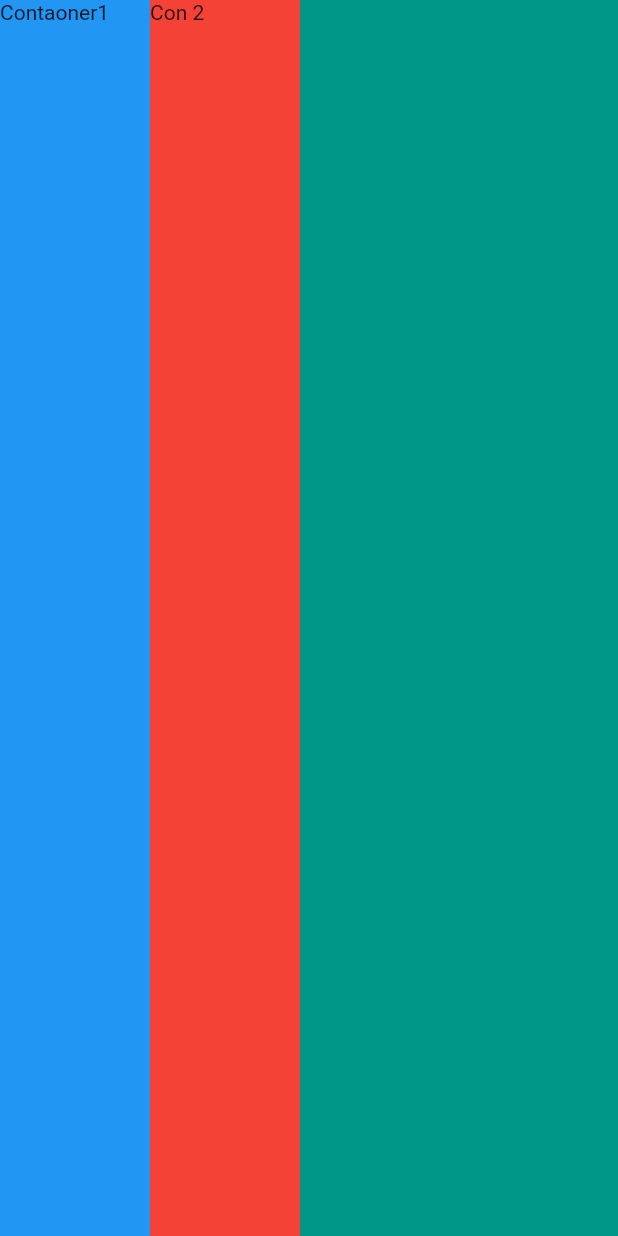
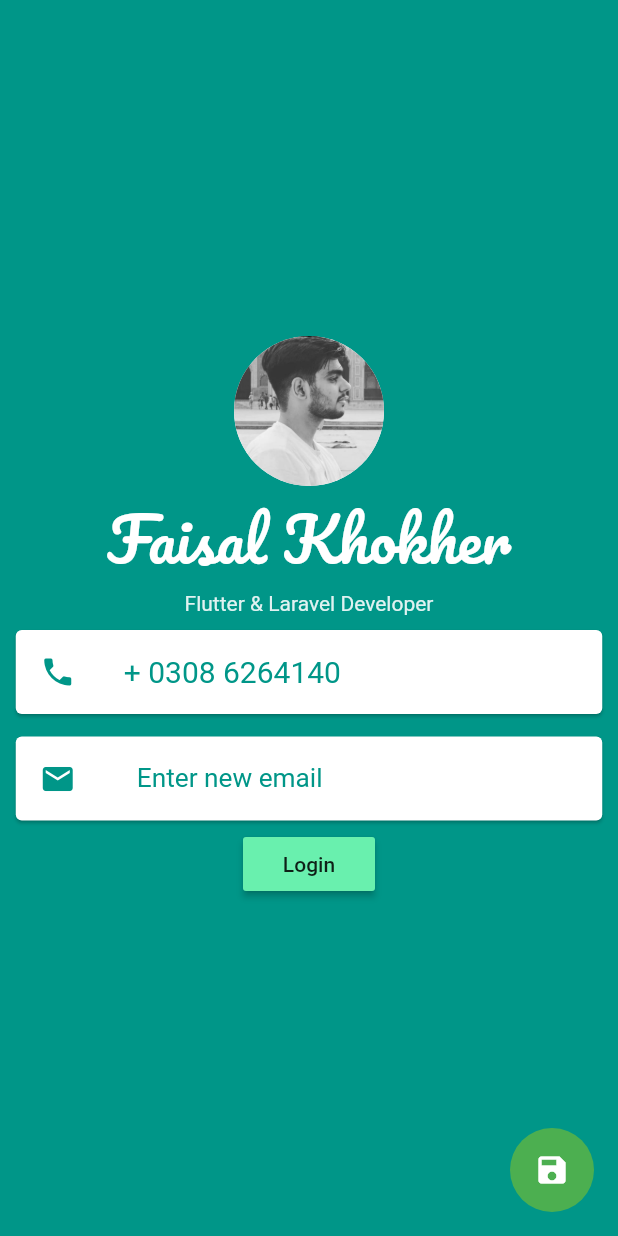
Before and after one commit to faisalkhokher/flutter, a Flutter app: the screen it shows after launch, on a phone screen of 412 x 824 dp. Run offline on Flutter 3.47's test engine with Material 2 defaults, Android fonts, the phone set to English and light mode, and no system bars; Roboto replaces fonts that are missing (Source Sans Pro).

Commit message:
Complete Mcard

```diff
--- a/lib/main.dart
+++ b/lib/main.dart
@@ -1,5 +1,6 @@
 import 'package:flutter/cupertino.dart';
 import 'package:flutter/material.dart';
+
 
 void main() {
   runApp(MyApp());
@@ -14,26 +15,89 @@ class MyApp extends StatelessWidget {
       home: Scaffold(
         backgroundColor: Colors.teal,
         body: SafeArea(
-          child: Row(
-            crossAxisAlignment: CrossAxisAlignment.stretch,
+          child: Column(
+            mainAxisAlignment: MainAxisAlignment.center,
             children: <Widget>[
-              Container(
-                width: 100.0,
-                height: 100.0,
-                child: Text("Contaoner1"),
-                color: Colors.blue,
+               CircleAvatar(
+                 radius: 50.0,
+                 backgroundColor: Colors.white,
+                   backgroundImage : AssetImage('images/logo.jpg'),
+               ),
+              Text(
+                "Faisal Khokher",
+                style: TextStyle(
+                    fontSize : 40.0,
+                    color: Colors.white,
+                    fontFamily: 'Pacifico'
+                )
               ),
-              Container(
-                width: 100.0,
-                height: 100.0,
-                child: Text("Con 2"),
-                color: Colors.red,
-                // margin: EdgeInsets.only(top: 10.0),
+          Text(
+            "Flutter & Laravel Developer",
+            style: TextStyle(
+                color: Colors.teal.shade50,
+                fontFamily: 'Source Sans Pro'
+            ),
+            ),
+              Card(
+                color: Colors.white,
+                margin: EdgeInsets.symmetric(vertical: 10.0 , horizontal: 10.5),
+                child: ListTile(
+                  leading: Icon(
+                    Icons.phone,
+                    color: Colors.teal,
+                    size: 24.0,
+
+                  ),
+                  title: Text(
+                    "+ 0308 6264140",
+                    style: TextStyle(
+                      color: Colors.teal,
+                      fontFamily: 'Source Sans Pro',
+                      fontSize: 20.0,
+                    ),
+                  ),
+                )
+              ),
+              Card(
+                color: Colors.white,
+                margin: EdgeInsets.symmetric(vertical: 5.0 , horizontal:  10.5),
+
+                child: ListTile(
+                    leading:   Icon(
+                      Icons.email,
+                      color: Colors.teal,
+                    ),
+                   title :  Text("  Enter new email" ,
+                    style: TextStyle(
+                      fontSize: 17.5,
+                      fontFamily: 'Source Sans Pro',
+                      color: Colors.teal,
+                    ),
+                    )
+                  )
+                ),
+
+              Center(
+               child: MaterialButton(
+                 onPressed: (){
+                   print("OK");
+                 },
+                 child: Text("Login"),
+                 color: Colors.greenAccent,
+               )
               )
             ],
           ),
         ),
+          floatingActionButton: new FloatingActionButton(
+              elevation: 0.0,
+              child: new Icon(Icons.save),
+              backgroundColor:  Colors.green,
+              onPressed: (){}
+          ),
+
       ),
+
     );
   }
 }
--- /dev/null
+++ b/text.txt
@@ -0,0 +1,20 @@
+      Container(
+                child: Center(
+                  child: Wrap(
+                    children: <Widget>[
+                      MaterialButton(
+                        onPressed: (){
+                        },
+                        child: Text("button1"),
+                        color: Colors.greenAccent,
+                      ),
+                      MaterialButton(
+                        onPressed: (){
+                        },
+                        child: Text("button2"),
+                        color: Colors.greenAccent,
+                      ),
+                    ],
+                ),
+              )
+              ),
```
Also changed, not shown: pubspec.yaml (+7 -63 lines), fonts/Pacifico-Regular.ttf (added), images/fsl.jpg (added), images/logo.jpg (added), 1 other file.
